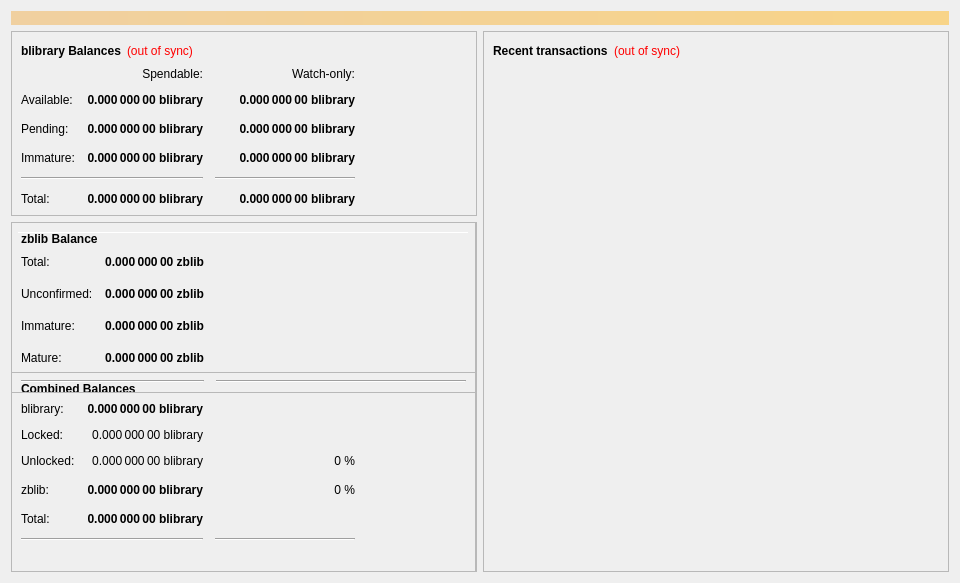
Above: src/qt/forms/overviewpage.ui from blockchain-library/BLibraryCore before the change. Below: the same form after it.
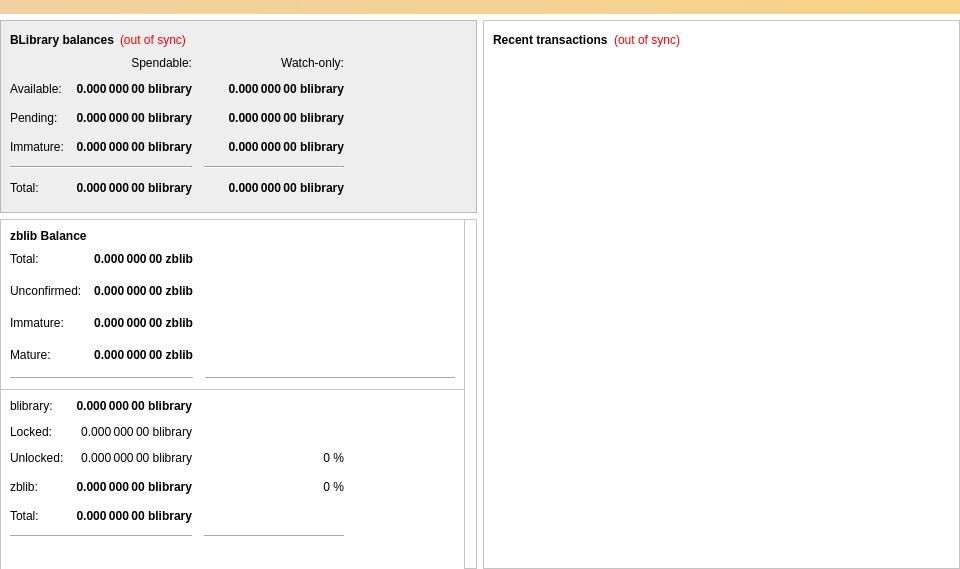
That is the form after the change.

```diff
--- a/src/qt/forms/overviewpage.ui
+++ b/src/qt/forms/overviewpage.ui
@@ -19,7 +19,22 @@
   <property name="windowTitle">
    <string>Form</string>
   </property>
+  <property name="styleSheet">
+   <string notr="true">background-color: #fff;</string>
+  </property>
   <layout class="QVBoxLayout" name="topLayout">
+   <property name="leftMargin">
+    <number>0</number>
+   </property>
+   <property name="topMargin">
+    <number>0</number>
+   </property>
+   <property name="rightMargin">
+    <number>0</number>
+   </property>
+   <property name="bottomMargin">
+    <number>0</number>
+   </property>
    <item>
     <widget class="QLabel" name="labelAlerts">
      <property name="visible">
@@ -42,6 +57,9 @@
       <layout class="QVBoxLayout" name="verticalLayout_2">
        <item>
         <widget class="QFrame" name="frame">
+         <property name="styleSheet">
+          <string notr="true">background-color: #eee;</string>
+         </property>
          <property name="frameShape">
           <enum>QFrame::StyledPanel</enum>
          </property>
@@ -60,7 +78,7 @@
                </font>
               </property>
               <property name="text">
-               <string>blibrary Balances</string>
+               <string>BLibrary balances</string>
               </property>
              </widget>
             </item>
@@ -428,6 +446,9 @@
          <property name="frameShadow">
           <enum>QFrame::Raised</enum>
          </property>
+         <property name="lineWidth">
+          <number>1</number>
+         </property>
          <widget class="QPushButton" name="runAutoDenom">
           <property name="geometry">
            <rect>
@@ -452,9 +473,9 @@
              <colorrole role="Button">
               <brush brushstyle="SolidPattern">
                <color alpha="255">
-                <red>239</red>
-                <green>238</green>
-                <blue>238</blue>
+                <red>255</red>
+                <green>255</green>
+                <blue>255</blue>
                </color>
               </brush>
              </colorrole>
@@ -533,9 +554,9 @@
              <colorrole role="Window">
               <brush brushstyle="SolidPattern">
                <color alpha="255">
-                <red>239</red>
-                <green>238</green>
-                <blue>238</blue>
+                <red>255</red>
+                <green>255</green>
+                <blue>255</blue>
                </color>
               </brush>
              </colorrole>
@@ -589,9 +610,9 @@
              <colorrole role="Button">
               <brush brushstyle="SolidPattern">
                <color alpha="255">
-                <red>239</red>
-                <green>238</green>
-                <blue>238</blue>
+                <red>255</red>
+                <green>255</green>
+                <blue>255</blue>
                </color>
               </brush>
              </colorrole>
@@ -670,9 +691,9 @@
              <colorrole role="Window">
               <brush brushstyle="SolidPattern">
                <color alpha="255">
-                <red>239</red>
-                <green>238</green>
-                <blue>238</blue>
+                <red>255</red>
+                <green>255</green>
+                <blue>255</blue>
                </color>
               </brush>
              </colorrole>
@@ -726,9 +747,9 @@
              <colorrole role="Button">
               <brush brushstyle="SolidPattern">
                <color alpha="255">
-                <red>239</red>
-                <green>238</green>
-                <blue>238</blue>
+                <red>255</red>
+                <green>255</green>
+                <blue>255</blue>
                </color>
               </brush>
              </colorrole>
@@ -798,18 +819,18 @@
              <colorrole role="Base">
               <brush brushstyle="SolidPattern">
                <color alpha="255">
-                <red>239</red>
-                <green>238</green>
-                <blue>238</blue>
+                <red>255</red>
+                <green>255</green>
+                <blue>255</blue>
                </color>
               </brush>
              </colorrole>
              <colorrole role="Window">
               <brush brushstyle="SolidPattern">
                <color alpha="255">
-                <red>239</red>
-                <green>238</green>
-                <blue>238</blue>
+                <red>255</red>
+                <green>255</green>
+                <blue>255</blue>
                </color>
               </brush>
              </colorrole>
@@ -856,7 +877,7 @@
            <enum>Qt::NoFocus</enum>
           </property>
           <property name="autoFillBackground">
-           <bool>true</bool>
+           <bool>false</bool>
           </property>
           <property name="text">
            <string/>
```
